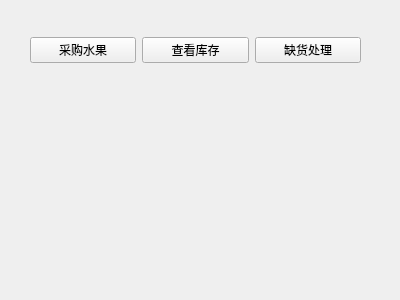
Above: FruitManager/login.ui from database-class-assistants/c-sFruitManager before the change. Below: the same form after it.
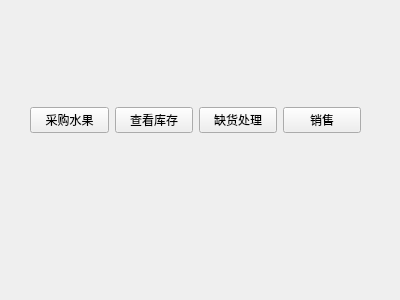
That is the form after the change.

```diff
--- a/FruitManager/login.ui
+++ b/FruitManager/login.ui
@@ -30,7 +30,7 @@
    <property name="geometry">
     <rect>
      <x>30</x>
-     <y>20</y>
+     <y>90</y>
      <width>331</width>
      <height>61</height>
     </rect>
@@ -57,6 +57,13 @@
       </property>
      </widget>
     </item>
+    <item>
+     <widget class="QPushButton" name="pushButton">
+      <property name="text">
+       <string>销售</string>
+      </property>
+     </widget>
+    </item>
    </layout>
   </widget>
  </widget>
```
